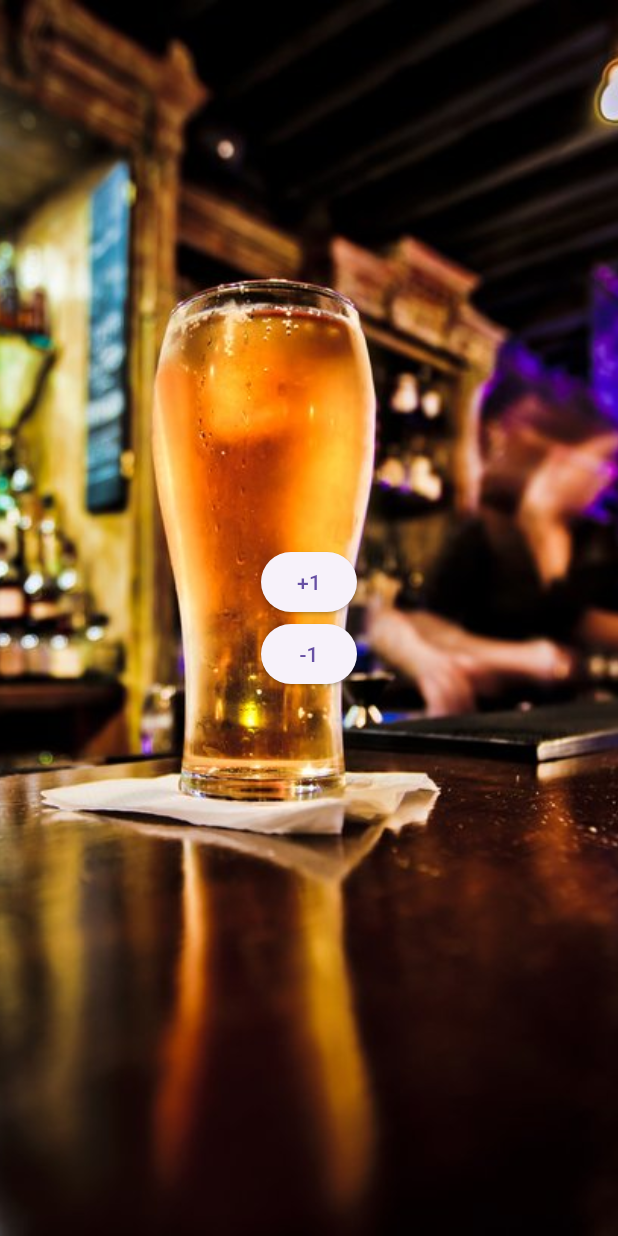
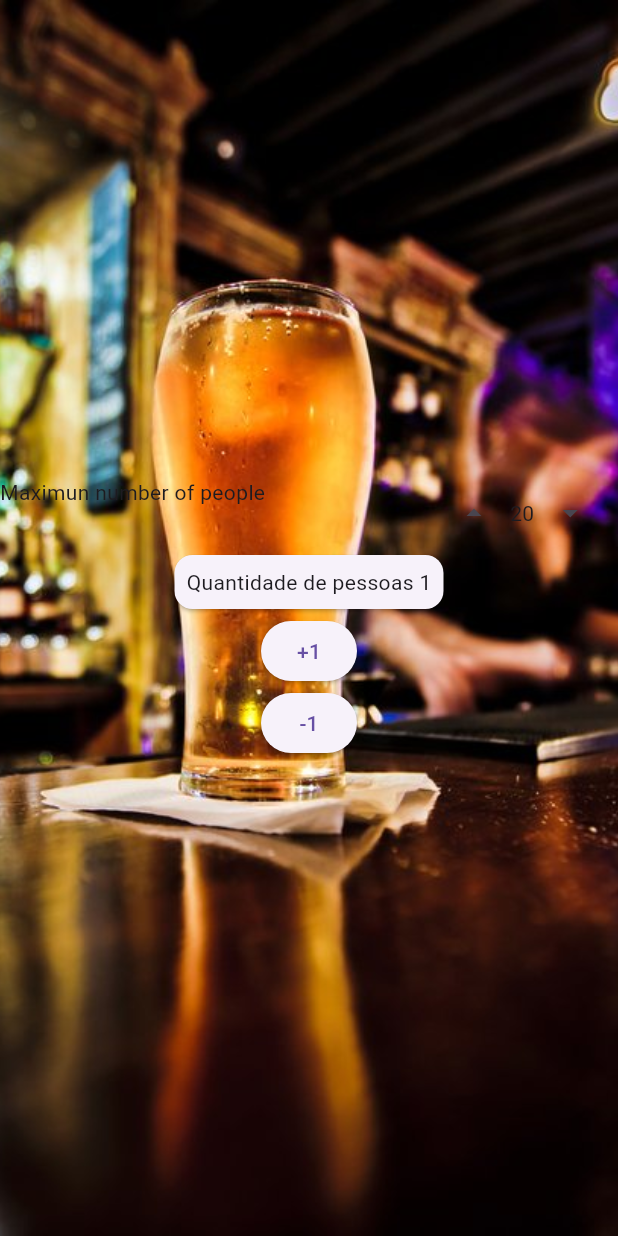
Before and after one commit to KennedyCreative/counter_people, a Flutter app: the screen it shows after launch, on a phone screen of 412 x 824 dp. Run offline on Flutter 3.47's test engine with Material 3 defaults, Android fonts, the phone set to English and light mode, and no system bars.

Commit message:
added maximum number of people

```diff
--- a/lib/main.dart
+++ b/lib/main.dart
@@ -1,4 +1,5 @@
 import 'package:flutter/material.dart';
+import 'package:flutter/services.dart';
 
 void main() {
   runApp(const MaterialApp(
@@ -16,6 +17,19 @@ class CounterPeople extends StatefulWidget {
 
 class _CounterPeopleState extends State<CounterPeople> {
   Size get size => MediaQuery.of(context).size;
+
+  int peopleCount = 1;
+  int numberMaxPeople = 20;
+
+  bool get minorZeroIs => peopleCount <= 0;
+  bool get majorNumberPeopleIs => peopleCount >= numberMaxPeople;
+
+  void oneMore() => setState(() => peopleCount++);
+  void oneLess() => setState(() => peopleCount--);
+
+  void oneMorePeople() => setState(() => numberMaxPeople++);
+  void oneLessPeople() => setState(() => numberMaxPeople--);
+
   @override
   Widget build(BuildContext context) {
     return SafeArea(
@@ -33,12 +47,33 @@ class _CounterPeopleState extends State<CounterPeople> {
               Column(
                 mainAxisAlignment: MainAxisAlignment.center,
                 children: [
+                  Row(
+                    crossAxisAlignment: CrossAxisAlignment.start,
+                    children: [
+                      const Expanded(child: Text('Maximun number of people')),
+                      SizedBox(
+                        width: 120,
+                        child: Row(
+                          children: [
+                            IconButton(onPressed: oneMorePeople, icon: const Icon(Icons.arrow_drop_up)),
+                            Text(numberMaxPeople.toString()),
+                            IconButton(onPressed: numberMaxPeople <= 2 ? null : oneLessPeople, icon: const Icon(Icons.arrow_drop_down)),
+                          ],
+                        ),
+                      ),
+                    ],
+                  ),
+                  Card(
+                      child: Padding(
+                    padding: const EdgeInsets.all(8.0),
+                    child: Text('Quantidade de pessoas $peopleCount'),
+                  )),
                   ElevatedButton(
-                    onPressed: () {},
+                    onPressed: majorNumberPeopleIs ? null : oneMore,
                     child: const Text('+1'),
                   ),
                   ElevatedButton(
-                    onPressed: () {},
+                    onPressed: minorZeroIs ? null : oneLess,
                     child: const Text('-1'),
                   ),
                 ],
```
